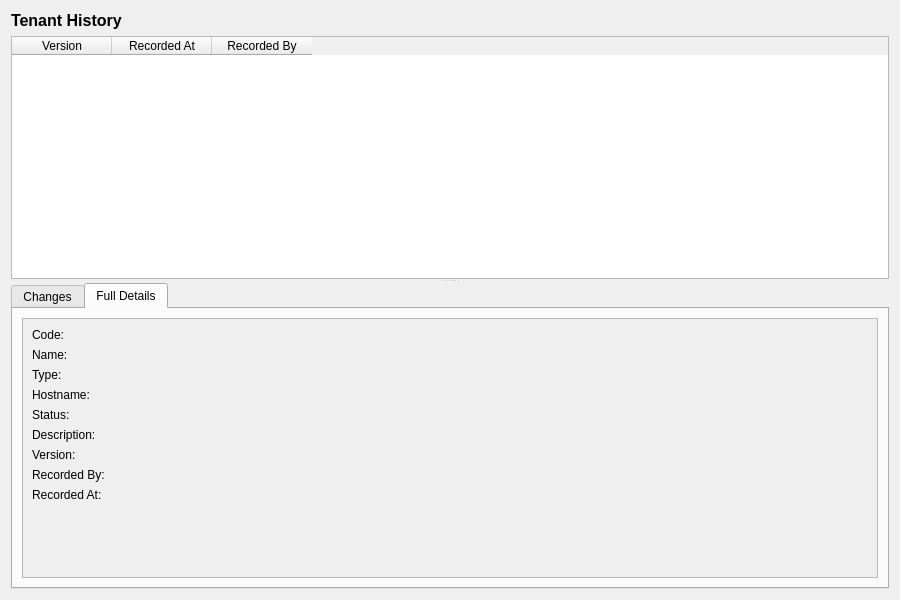
Old version of the form projects/ores.qt/ui/TenantHistoryDialog.ui in the repository OreStudio/OreStudio.
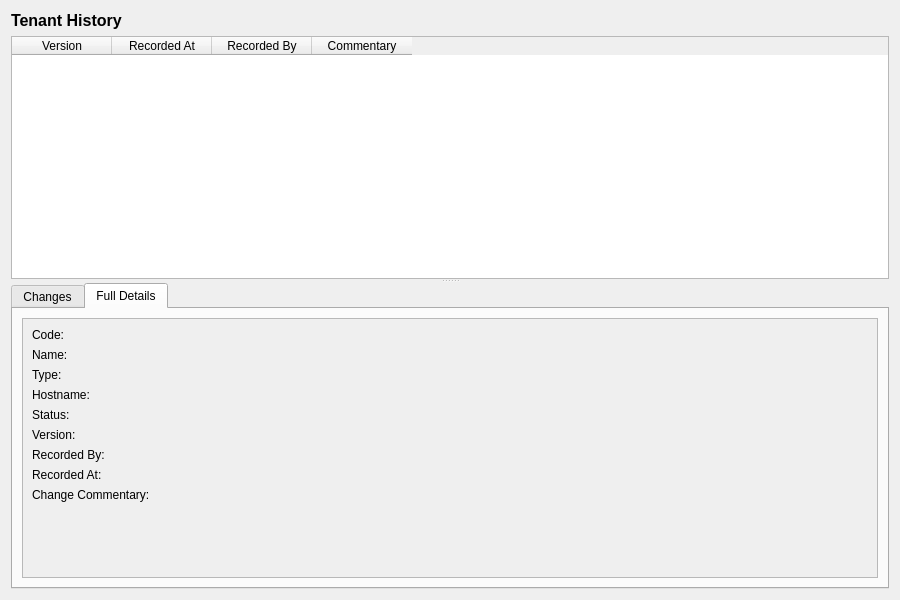
New version of the form. The open tabs and pages were chosen to show the change.

Commit message:
[codegen] Add configurable detail_fields for Qt detail/history dialogs
Replace hardcoded code/name/description fields in Qt detail dialog and
history dialog templates with a configurable detail_fields array in the
model JSON. The generator auto-generates default fields when not
provided, and computes per-field flags for template iteration.

```diff
--- a/projects/ores.qt/ui/TenantHistoryDialog.ui
+++ b/projects/ores.qt/ui/TenantHistoryDialog.ui
@@ -66,6 +66,11 @@
         <string>Recorded By</string>
        </property>
       </column>
+      <column>
+       <property name="text">
+        <string>Commentary</string>
+       </property>
+      </column>
      </widget>
      <widget class="QWidget" name="detailWidget">
       <layout class="QVBoxLayout" name="detailLayout">
@@ -215,64 +220,64 @@
                 </widget>
                </item>
                <item row="5" column="0">
-                <widget class="QLabel" name="descriptionLabel">
-                 <property name="text">
-                  <string>Description:</string>
-                 </property>
-                </widget>
-               </item>
-               <item row="5" column="1">
-                <widget class="QLabel" name="descriptionValue">
-                 <property name="text">
-                  <string/>
-                 </property>
-                 <property name="wordWrap">
-                  <bool>true</bool>
-                 </property>
-                </widget>
-               </item>
-               <item row="6" column="0">
                 <widget class="QLabel" name="versionNumberLabel">
                  <property name="text">
                   <string>Version:</string>
                  </property>
                 </widget>
                </item>
-               <item row="6" column="1">
+               <item row="5" column="1">
                 <widget class="QLabel" name="versionNumberValue">
                  <property name="text">
                   <string/>
                  </property>
                 </widget>
                </item>
-               <item row="7" column="0">
+               <item row="6" column="0">
                 <widget class="QLabel" name="recordedByLabel">
                  <property name="text">
                   <string>Recorded By:</string>
                  </property>
                 </widget>
                </item>
-               <item row="7" column="1">
+               <item row="6" column="1">
                 <widget class="QLabel" name="recordedByValue">
                  <property name="text">
                   <string/>
                  </property>
                 </widget>
                </item>
-               <item row="8" column="0">
+               <item row="7" column="0">
                 <widget class="QLabel" name="recordedAtLabel">
                  <property name="text">
                   <string>Recorded At:</string>
                  </property>
                 </widget>
                </item>
-               <item row="8" column="1">
+               <item row="7" column="1">
                 <widget class="QLabel" name="recordedAtValue">
                  <property name="text">
                   <string/>
                  </property>
                 </widget>
                </item>
+               <item row="8" column="0">
+                <widget class="QLabel" name="changeCommentaryLabel">
+                 <property name="text">
+                  <string>Change Commentary:</string>
+                 </property>
+                </widget>
+               </item>
+               <item row="8" column="1">
+                <widget class="QLabel" name="changeCommentaryValue">
+                 <property name="text">
+                  <string/>
+                 </property>
+                 <property name="wordWrap">
+                  <bool>true</bool>
+                 </property>
+                </widget>
+               </item>
               </layout>
              </widget>
             </widget>
```
Left out of the diff: 10 changed lines with no effect on the pictures. The commit also changes 35 other files.
